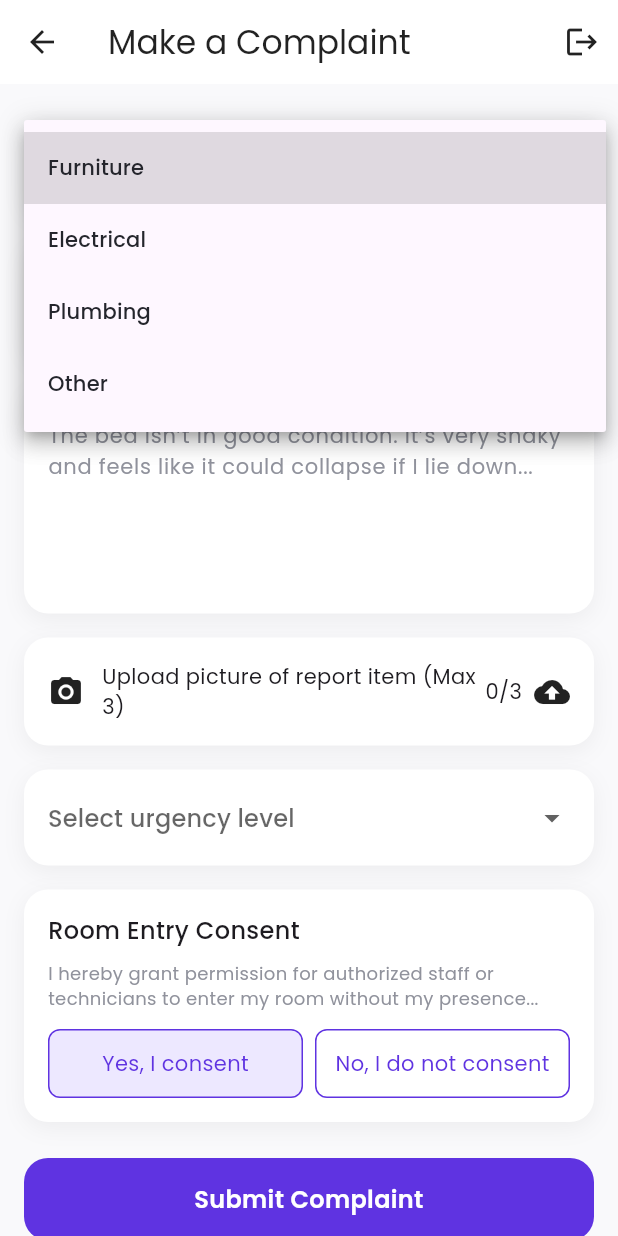
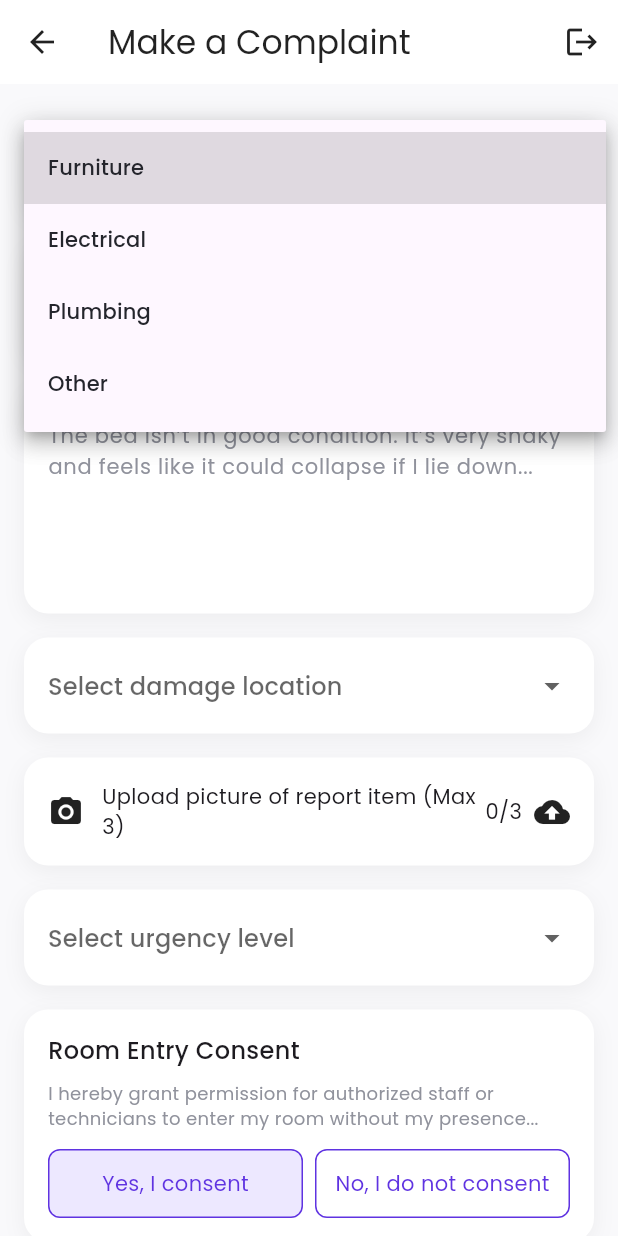
Before and after one commit to goh1217/SmartServe-KolejCare, a Flutter app: the ComplaintFormScreen screen opened directly, after a tap on "Select maintenance type", on a phone screen of 412 x 824 dp. Run offline on Flutter 3.47's test engine with Material 3 defaults, Android fonts, the phone set to English and light mode, and no system bars; our stand-ins replace cloud_firestore, firebase_auth, firebase_core, flutter_image_compress, google_fonts, image_picker; accounts and stored records are empty; network calls fail.

Commit message:
Added damage location in complaint_form_screen.dart

```diff
--- a/lib/student/complaint_form_screen.dart
+++ b/lib/student/complaint_form_screen.dart
@@ -29,6 +29,11 @@ class _ComplaintFormScreenState extends State<ComplaintFormScreen> {
 
   final List<XFile> _pickedImages = [];
 
+  //location
+  String? _locationChoice; // "room" or "public"
+  final TextEditingController _publicLocationController = TextEditingController();
+  Map<String, dynamic>? _studentData; // to store student block/room/college
+
   final List<String> _maintenanceOptions = ['Furniture', 'Electrical', 'Plumbing', 'Other'];
   final List<String> _urgencyOptions = ['Minor', 'Medium', 'High'];
 
@@ -36,6 +41,7 @@ class _ComplaintFormScreenState extends State<ComplaintFormScreen> {
   void dispose() {
     _titleController.dispose();
     _descriptionController.dispose();
+    _publicLocationController.dispose();
     super.dispose();
   }
 
@@ -56,7 +62,14 @@ class _ComplaintFormScreenState extends State<ComplaintFormScreen> {
     final title = _titleController.text.trim();
     final desc = _descriptionController.text.trim();
 
-    if (title.isEmpty || desc.isEmpty || _selectedUrgency == null || _selectedMaintenanceType == null) {
+    if (title.isEmpty ||
+        desc.isEmpty ||
+        _selectedUrgency == null ||
+        _selectedMaintenanceType == null ||
+        _locationChoice == null ||
+        (_locationChoice == "public" && _publicLocationController.text.trim().isEmpty)
+    ) {
+
       showDialog(
         context: context,
         builder: (c) => AlertDialog(
@@ -75,10 +88,18 @@ class _ComplaintFormScreenState extends State<ComplaintFormScreen> {
       final user = FirebaseAuth.instance.currentUser;
       if (user == null) throw 'User not logged in';
 
+      // ---------------- FETCH STUDENT DATA ----------------
+      final studentDoc = await firestore.collection('student').doc(user.uid).get();
+      _studentData = studentDoc.data();
+      if (_studentData == null) throw 'Student record not found';
+
       final docRef = await firestore.collection('complaint').add({
         'assignedTo': '/collection/technician',
         'damageCategory': _selectedMaintenanceType,
         'damagePic': null,
+        'damageLocation': (_locationChoice == "room")
+            ? "${_studentData?['residentCollege']}, ${_studentData?['block']}, ${_studentData?['roomNumber']}"
+            : _publicLocationController.text.trim(),
         'feedbackRating': 0,
         'inventoryDamage': desc,
         'inventoryDamageTitle': title,
@@ -233,6 +254,44 @@ class _ComplaintFormScreenState extends State<ComplaintFormScreen> {
             ),
             const SizedBox(height: 16),
 
+            // LOCATION
+            Container(
+              decoration: _cardDecoration(),
+              padding: const EdgeInsets.symmetric(horizontal: 16, vertical: 8),
+              child: DropdownButtonFormField<String>(
+                value: _locationChoice,
+                items: const [
+                  DropdownMenuItem(value: "room", child: Text("Inside My Room")),
+                  DropdownMenuItem(value: "public", child: Text("Public Area")),
+                ],
+                onChanged: (_isSubmitted || _isSubmitting)
+                    ? null
+                    : (v) => setState(() => _locationChoice = v),
+                decoration: const InputDecoration(
+                  border: InputBorder.none,
+                  hintText: "Select damage location",
+                ),
+              ),
+            ),
+            const SizedBox(height: 16),
+
+            if (_locationChoice == "public")
+              Container(
+                decoration: _cardDecoration(),
+                padding: const EdgeInsets.symmetric(horizontal: 16, vertical: 16),
+                child: TextField(
+                  controller: _publicLocationController,
+                  enabled: !_isSubmitted && !_isSubmitting,
+                  decoration: const InputDecoration(
+                    hintText: "Enter public area description",
+                    border: InputBorder.none,
+                  ),
+                ),
+              ),
+            if (_locationChoice == "public") const SizedBox(height: 16),
+            // ----------------------------------------------------------
+
+
             // Image Upload
             GestureDetector(
               onTap: _isSubmitting || _isSubmitted ? null : _pickImages,
```
